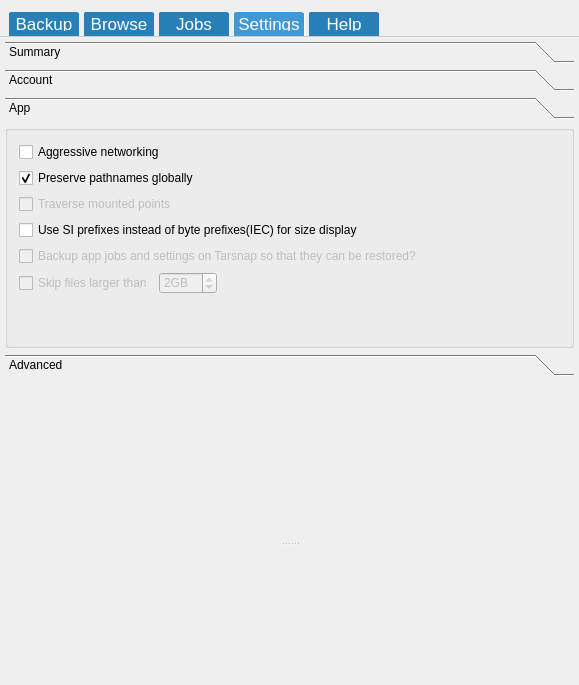
Tarsnap/tarsnap-gui, file mainwindow.ui: the form before one commit.
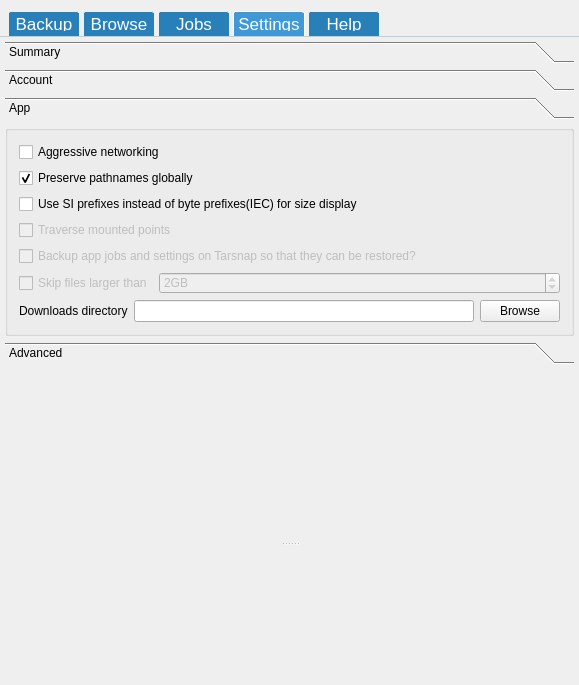
The form after the commit. Icons and pictures are not drawn. Custom widgets are drawn as their Qt base class.

Commit message: Implement the global downloads dir setting to be used as default for restoring non-absolute archives.

What changed in the file:
```diff
--- a/mainwindow.ui
+++ b/mainwindow.ui
@@ -1415,7 +1415,7 @@
                 <x>0</x>
                 <y>0</y>
                 <width>569</width>
-                <height>198</height>
+                <height>219</height>
                </rect>
               </property>
               <attribute name="label">
@@ -1439,8 +1439,55 @@
                  <property name="title">
                   <string/>
                  </property>
-                 <layout class="QGridLayout" name="gridLayout">
-                  <item row="5" column="0">
+                 <layout class="QVBoxLayout" name="verticalLayout_18">
+                  <item>
+                   <widget class="QCheckBox" name="aggressiveNetworkingCheckBox">
+                    <property name="text">
+                     <string>Aggressive networking</string>
+                    </property>
+                   </widget>
+                  </item>
+                  <item>
+                   <widget class="QCheckBox" name="preservePathsCheckBox">
+                    <property name="text">
+                     <string>Preserve pathnames globally</string>
+                    </property>
+                    <property name="checked">
+                     <bool>true</bool>
+                    </property>
+                   </widget>
+                  </item>
+                  <item>
+                   <widget class="QCheckBox" name="siPrefixesCheckBox">
+                    <property name="text">
+                     <string>Use SI prefixes instead of byte prefixes(IEC) for size display</string>
+                    </property>
+                   </widget>
+                  </item>
+                  <item>
+                   <widget class="QCheckBox" name="checkBox_2">
+                    <property name="enabled">
+                     <bool>false</bool>
+                    </property>
+                    <property name="text">
+                     <string>Traverse mounted points</string>
+                    </property>
+                   </widget>
+                  </item>
+                  <item>
+                   <widget class="QCheckBox" name="checkBox">
+                    <property name="enabled">
+                     <bool>false</bool>
+                    </property>
+                    <property name="text">
+                     <string>Backup app jobs and settings on Tarsnap so that they can be restored?</string>
+                    </property>
+                    <property name="checked">
+                     <bool>false</bool>
+                    </property>
+                   </widget>
+                  </item>
+                  <item>
                    <widget class="QWidget" name="widget" native="true">
                     <layout class="QHBoxLayout" name="horizontalLayout_5">
                      <property name="spacing">
@@ -1496,15 +1543,60 @@
                        </property>
                       </widget>
                      </item>
+                    </layout>
+                   </widget>
+                  </item>
+                  <item>
+                   <widget class="QWidget" name="widget_6" native="true">
+                    <layout class="QHBoxLayout" name="horizontalLayout_6">
+                     <property name="leftMargin">
+                      <number>0</number>
+                     </property>
+                     <property name="topMargin">
+                      <number>0</number>
+                     </property>
+                     <property name="rightMargin">
+                      <number>0</number>
+                     </property>
+                     <property name="bottomMargin">
+                      <number>0</number>
+                     </property>
+                     <item>
+                      <widget class="QLabel" name="label_3">
+                       <property name="text">
+                        <string>Downloads directory</string>
+                       </property>
+                      </widget>
+                     </item>
+                     <item>
+                      <widget class="QLineEdit" name="downloadsDirLineEdit">
+                       <property name="sizePolicy">
+                        <sizepolicy hsizetype="Expanding" vsizetype="Fixed">
+                         <horstretch>0</horstretch>
+                         <verstretch>0</verstretch>
+                        </sizepolicy>
+                       </property>
+                      </widget>
+                     </item>
+                     <item>
+                      <widget class="QPushButton" name="downloadsDirBrowseButton">
+                       <property name="text">
+                        <string>Browse</string>
+                       </property>
+                      </widget>
+                     </item>
                      <item>
                       <spacer name="horizontalSpacer_3">
                        <property name="orientation">
                         <enum>Qt::Horizontal</enum>
                        </property>
+                       <property name="sizeType">
+                        <enum>QSizePolicy::Preferred</enum>
+                       </property>
                        <property name="sizeHint" stdset="0">
                         <size>
                          <width>0</width>
-                         <height>0</height>
+                         <height>20</height>
                         </size>
                        </property>
                       </spacer>
@@ -1512,66 +1604,6 @@
                     </layout>
                    </widget>
                   </item>
-                  <item row="2" column="0">
-                   <widget class="QCheckBox" name="checkBox_2">
-                    <property name="enabled">
-                     <bool>false</bool>
-                    </property>
-                    <property name="text">
-                     <string>Traverse mounted points</string>
-                    </property>
-                   </widget>
-                  </item>
-                  <item row="3" column="0">
-                   <widget class="QCheckBox" name="siPrefixesCheckBox">
-                    <property name="text">
-                     <string>Use SI prefixes instead of byte prefixes(IEC) for size display</string>
-                    </property>
-                   </widget>
-                  </item>
-                  <item row="0" column="0">
-                   <widget class="QCheckBox" name="aggressiveNetworkingCheckBox">
-                    <property name="text">
-                     <string>Aggressive networking</string>
-                    </property>
-                   </widget>
-                  </item>
-                  <item row="6" column="0">
-                   <spacer name="verticalSpacer">
-                    <property name="orientation">
-                     <enum>Qt::Vertical</enum>
-                    </property>
-                    <property name="sizeHint" stdset="0">
-                     <size>
-                      <width>20</width>
-                      <height>40</height>
-                     </size>
-                    </property>
-                   </spacer>
-                  </item>
-                  <item row="4" column="0">
-                   <widget class="QCheckBox" name="checkBox">
-                    <property name="enabled">
-                     <bool>false</bool>
-                    </property>
-                    <property name="text">
-                     <string>Backup app jobs and settings on Tarsnap so that they can be restored?</string>
-                    </property>
-                    <property name="checked">
-                     <bool>false</bool>
-                    </property>
-                   </widget>
-                  </item>
-                  <item row="1" column="0">
-                   <widget class="QCheckBox" name="preservePathsCheckBox">
-                    <property name="text">
-                     <string>Preserve pathnames globally</string>
-                    </property>
-                    <property name="checked">
-                     <bool>true</bool>
-                    </property>
-                   </widget>
-                  </item>
                  </layout>
                 </widget>
                </item>
```
Left out of the diff: 8 changed lines with no effect on the pictures. The commit also changes 4 other files.
